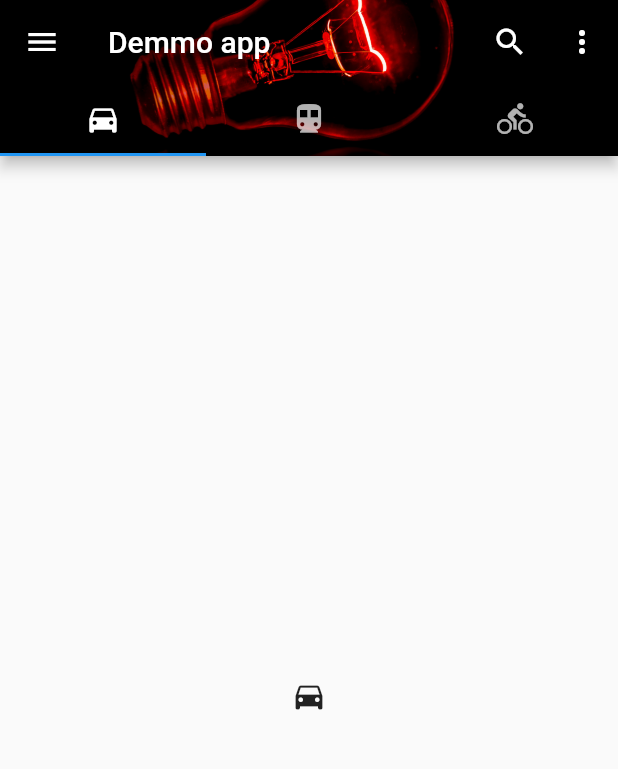
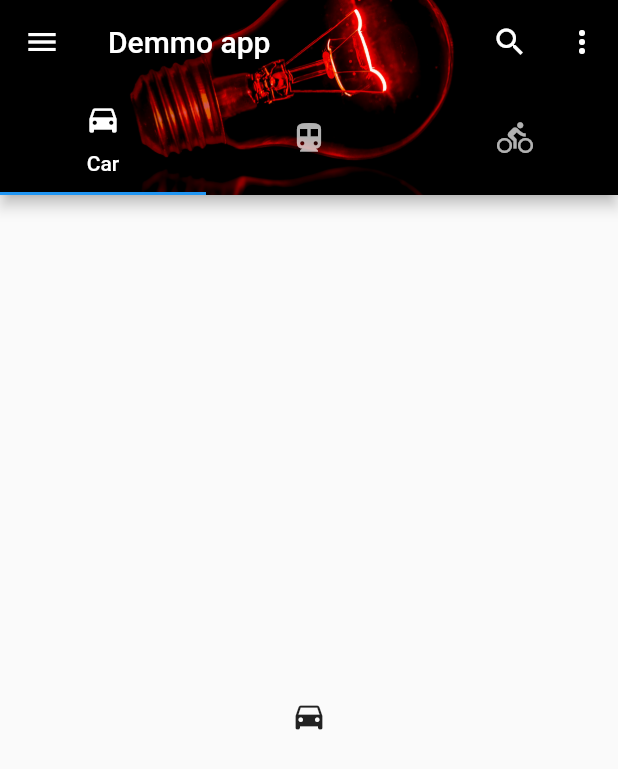
Before and after one commit to Nadil97/Flutter_Basic, a Flutter app: the screen it shows after launch, on a phone screen of 412 x 824 dp. Shown: the top 769 px of the screen. Run offline on Flutter 3.47's test engine with Material 2 defaults, Android fonts, the phone set to English and light mode, and no system bars; our stand-ins replace device_preview.

Commit message:
tab bar modify

```diff
--- a/flutter_basic/lib/main.dart
+++ b/flutter_basic/lib/main.dart
@@ -1,3 +1,5 @@
+// ignore_for_file: avoid_unnecessary_containers
+
 import 'package:flutter/foundation.dart';
 import 'package:flutter/material.dart';
 import 'package:device_preview/device_preview.dart';
@@ -27,22 +29,23 @@ class MyHomepage extends StatelessWidget {
 
   @override
   Widget build(BuildContext context) {
+    var tab12 = tab1();
     return DefaultTabController(
       length: 3,
       child: Scaffold(
         appBar: AppBar(
-          title: Text("Demmo app"),
+          title: const Text("Demmo app"),
           leading: IconButton(
-            icon: Icon(Icons.menu),
+            icon: const Icon(Icons.menu),
             onPressed: (() {}),
           ),
           actions: <Widget>[
             IconButton(
-              icon: Icon(Icons.search),
+              icon: const Icon(Icons.search),
               onPressed: (() {}),
             ),
             IconButton(
-              icon: Icon(Icons.more_vert),
+              icon: const Icon(Icons.more_vert),
               onPressed: (() {}),
             )
           ],
@@ -52,7 +55,10 @@ class MyHomepage extends StatelessWidget {
           ),
           bottom: const TabBar(
             tabs: [
-              Tab(icon: Icon(Icons.directions_car)),
+              Tab(
+                icon: Icon(Icons.directions_car),
+                text: 'Car',
+              ),
               Tab(icon: Icon(Icons.directions_transit)),
               Tab(icon: Icon(Icons.directions_bike)),
             ],
@@ -69,3 +75,9 @@ class MyHomepage extends StatelessWidget {
     );
   }
 }
+
+Widget tab1() {
+  return Container(
+    child: const Center(child: Text("First tab")),
+  );
+}
```
Lines whose indentation alone changed are shown as unchanged.
